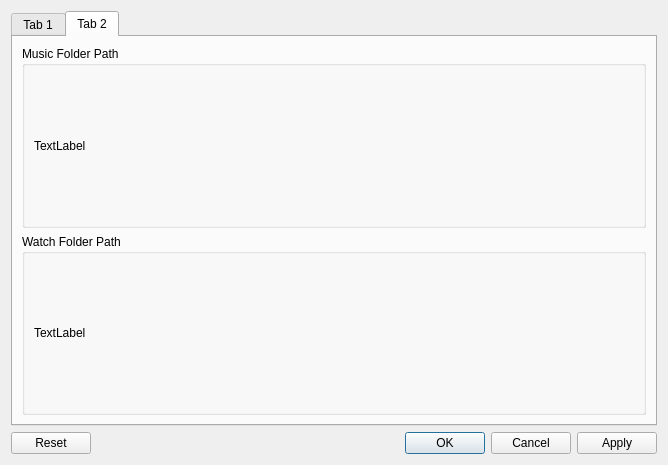
This is src/Gui/settingswidget.ui in kernelcoffee/ErgoMusic as Qt 5 draws it before an edit. The edited form follows.
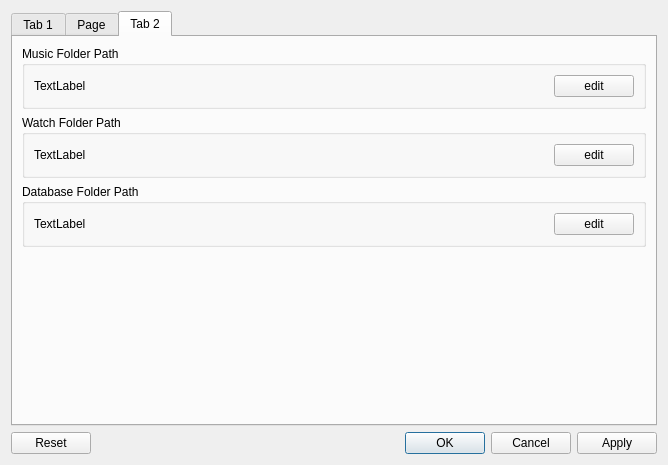
This is the edited form.

Commit message: update on settings widget and add audioManager class

Patch:
```diff
--- a/src/Gui/settingswidget.ui
+++ b/src/Gui/settingswidget.ui
@@ -24,6 +24,11 @@
        <string>Tab 1</string>
       </attribute>
      </widget>
+     <widget class="QWidget" name="playbackTab">
+      <attribute name="title">
+       <string>Page</string>
+      </attribute>
+     </widget>
      <widget class="QWidget" name="advancedTab">
       <attribute name="title">
        <string>Tab 2</string>
@@ -34,14 +39,34 @@
          <property name="title">
           <string>Music Folder Path</string>
          </property>
-         <layout class="QGridLayout" name="gridLayout">
-          <item row="0" column="0">
-           <widget class="QLabel" name="label_3">
+         <layout class="QHBoxLayout" name="horizontalLayout_2">
+          <item>
+           <widget class="QLabel" name="musicFolderLabel">
             <property name="text">
              <string>TextLabel</string>
             </property>
            </widget>
           </item>
+          <item>
+           <spacer name="horizontalSpacer">
+            <property name="orientation">
+             <enum>Qt::Horizontal</enum>
+            </property>
+            <property name="sizeHint" stdset="0">
+             <size>
+              <width>40</width>
+              <height>20</height>
+             </size>
+            </property>
+           </spacer>
+          </item>
+          <item>
+           <widget class="QPushButton" name="musicFolderEditButton">
+            <property name="text">
+             <string>edit</string>
+            </property>
+           </widget>
+          </item>
          </layout>
         </widget>
        </item>
@@ -50,17 +75,86 @@
          <property name="title">
           <string>Watch Folder Path</string>
          </property>
-         <layout class="QGridLayout" name="gridLayout_2">
-          <item row="0" column="0">
-           <widget class="QLabel" name="label">
+         <layout class="QHBoxLayout" name="horizontalLayout_3">
+          <item>
+           <widget class="QLabel" name="watchFolderLabel">
             <property name="text">
              <string>TextLabel</string>
             </property>
            </widget>
           </item>
+          <item>
+           <spacer name="horizontalSpacer_2">
+            <property name="orientation">
+             <enum>Qt::Horizontal</enum>
+            </property>
+            <property name="sizeHint" stdset="0">
+             <size>
+              <width>40</width>
+              <height>20</height>
+             </size>
+            </property>
+           </spacer>
+          </item>
+          <item>
+           <widget class="QPushButton" name="watchFolderEditButton">
+            <property name="text">
+             <string>edit</string>
+            </property>
+           </widget>
+          </item>
          </layout>
         </widget>
        </item>
+       <item>
+        <widget class="QGroupBox" name="databaseFolderLayer">
+         <property name="title">
+          <string>Database Folder Path</string>
+         </property>
+         <layout class="QHBoxLayout" name="horizontalLayout">
+          <item>
+           <widget class="QLabel" name="databaseFolderLabel">
+            <property name="text">
+             <string>TextLabel</string>
+            </property>
+           </widget>
+          </item>
+          <item>
+           <spacer name="horizontalSpacer_3">
+            <property name="orientation">
+             <enum>Qt::Horizontal</enum>
+            </property>
+            <property name="sizeHint" stdset="0">
+             <size>
+              <width>40</width>
+              <height>20</height>
+             </size>
+            </property>
+           </spacer>
+          </item>
+          <item>
+           <widget class="QPushButton" name="databaseEditButton">
+            <property name="text">
+             <string>edit</string>
+            </property>
+           </widget>
+          </item>
+         </layout>
+        </widget>
+       </item>
+       <item>
+        <spacer name="verticalSpacer">
+         <property name="orientation">
+          <enum>Qt::Vertical</enum>
+         </property>
+         <property name="sizeHint" stdset="0">
+          <size>
+           <width>20</width>
+           <height>40</height>
+          </size>
+         </property>
+        </spacer>
+       </item>
       </layout>
      </widget>
     </widget>
```
Left out of the diff: 6 changed lines with no effect on the pictures. The commit also changes 6 other files.
